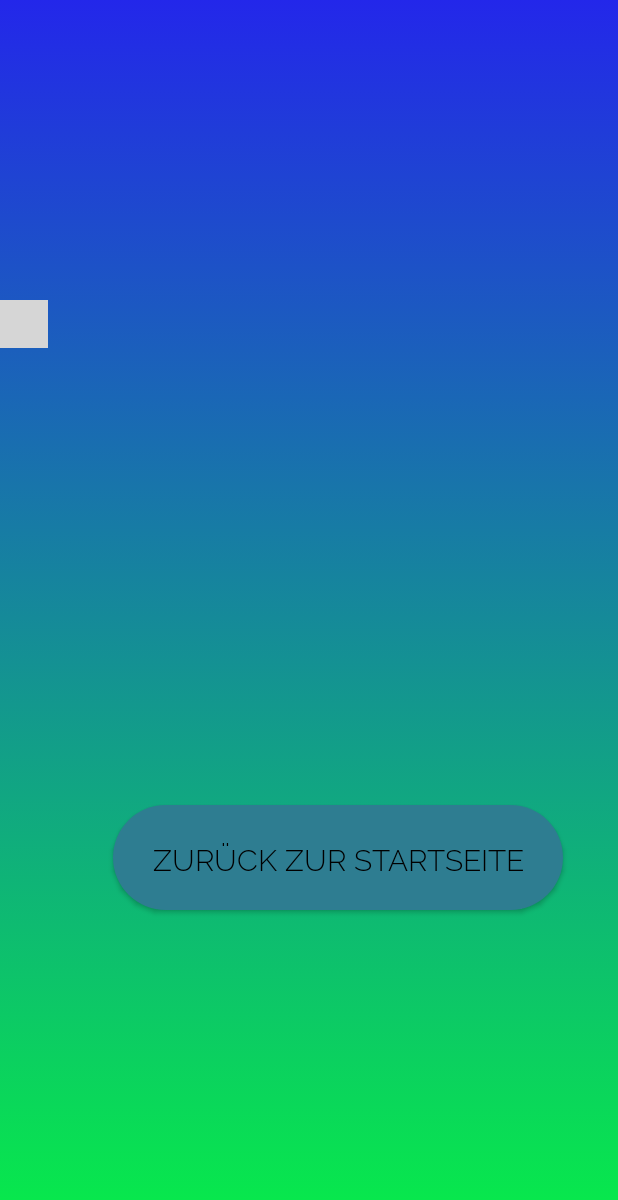
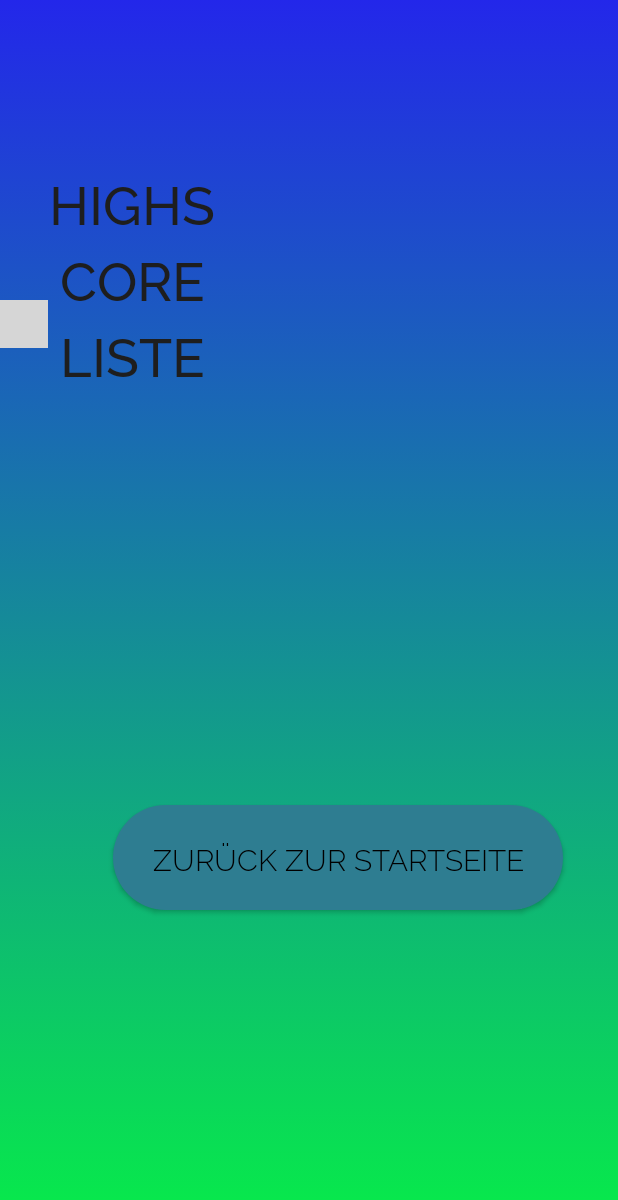
Before and after one commit to lianenguyen1998/QuizMe, an Android app: the Highscoreliste screen opened directly, with no data from a screen before it, on a phone screen of 412 x 824 dp. Shown: the top 1200 px of the screen. Run offline under Robolectric (Android 15) with nearby library versions, the phone set to English and light mode, and no system bars; libraries missing offline, so code that uses them is left out: com.sothree.slidinguppanel, de.codecrafters.tableview; plain views replace TableView; Roboto replaces fonts that are not available here; 5 statements that could not run were skipped; grey boxes are pictures that could not be loaded.

Commit message:
"Highcoreliste Textview wieder da"

```diff
--- a/app/src/main/res/layout/highscoreliste.xml
+++ b/app/src/main/res/layout/highscoreliste.xml
@@ -47,6 +47,24 @@
         app:iconPadding="8dp" />
 
     <TextView
+        android:id="@+id/highscoreliste"
+        android:layout_width="wrap_content"
+        android:layout_height="wrap_content"
+        android:layout_alignParentTop="true"
+        android:layout_alignParentEnd="true"
+        android:layout_centerInParent="true"
+        android:layout_marginTop="100dp"
+        android:layout_marginEnd="235dp"
+        android:fontFamily="@font/raleway_medium"
+        android:lineSpacingExtra="8sp"
+        android:padding="8dp"
+        android:text="@string/highscore_liste"
+        android:textAlignment="center"
+        android:textAllCaps="true"
+        android:textColor="#1E1E1E"
+        android:textSize="36sp" />
+
+    <TextView
         android:id="@+id/logo6"
         android:layout_width="wrap_content"
         android:layout_height="wrap_content"
```
